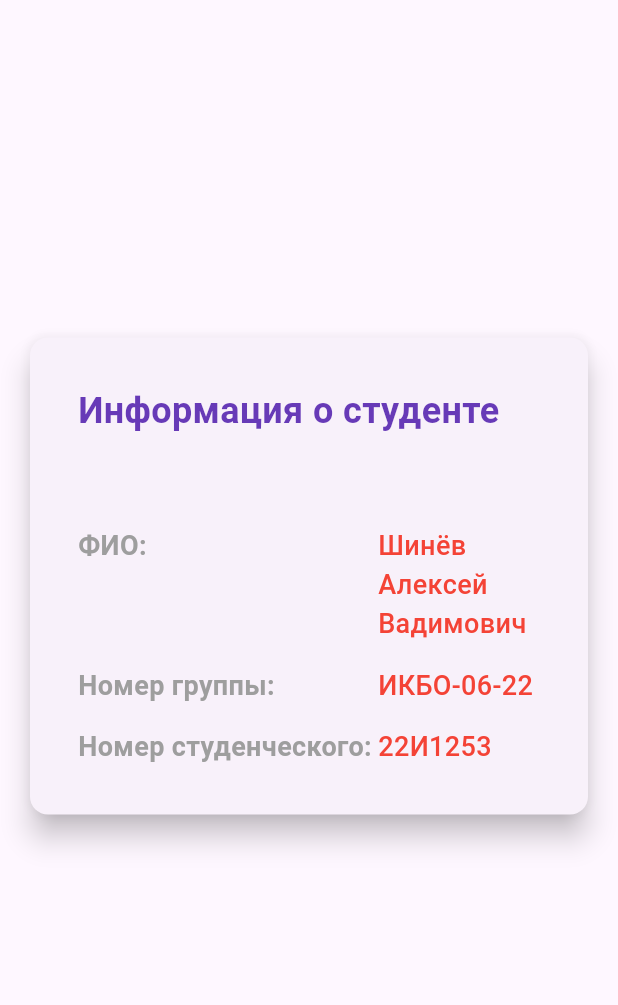
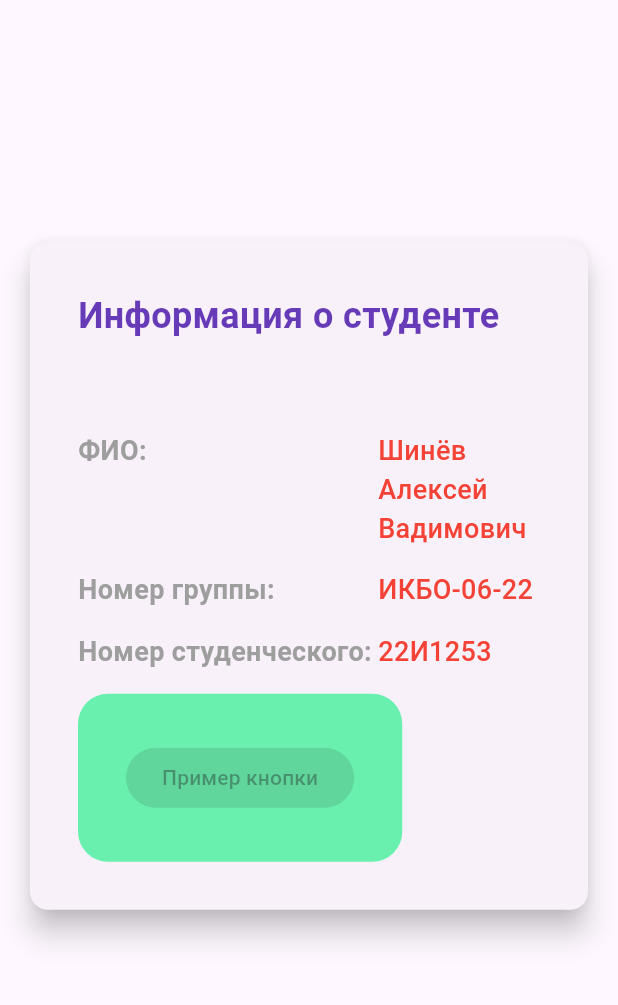
Before and after one commit to BeekeeperASh/flutter_pract1, a Flutter app: the screen it shows after launch, on a phone screen of 412 x 824 dp, the part 84-1089 px from its top. Run offline on Flutter 3.47's test engine with Material 3 defaults, Android fonts, the light colour scheme and no system bars.

Commit message:
Использование виджета Container

```diff
--- a/lib/src/screens/student_info_screen.dart
+++ b/lib/src/screens/student_info_screen.dart
@@ -43,6 +43,24 @@ class StudentInfoCard extends StatelessWidget {
             _buildInfoRow('Номер группы:', 'ИКБО-06-22'),
             const SizedBox(height: 15),
             _buildInfoRow('Номер студенческого:', '22И1253'),
+            const SizedBox(height: 15),
+            Container(
+              padding: const EdgeInsets.all(32.0),
+              decoration: BoxDecoration(
+                color: Colors.greenAccent,
+                borderRadius: BorderRadius.circular(20),
+              ),
+              child: ElevatedButton(
+                onPressed: null,
+                style: ElevatedButton.styleFrom(
+                  backgroundColor: Colors.amber,
+                  shape: RoundedRectangleBorder(
+                    borderRadius: BorderRadius.circular(50),
+                  ),
+                ),
+                child: const Text('Пример кнопки'),
+              ),
+            )
           ],
         ),
       ),
```
